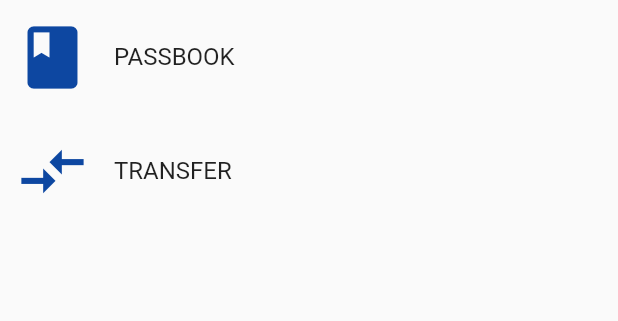
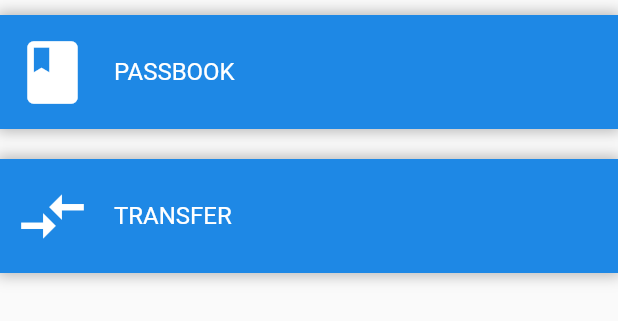
Before and after one commit to raveesh-me/HeriBank-Flutter, a Flutter app: the SelectionsColumn widget shown alone on an empty page, opened directly, on a phone screen of 412 x 824 dp. Shown: the top 321 px of the screen. Run offline on Flutter 3.47's test engine with Material 2 defaults, Android fonts, the phone set to English and light mode, and no system bars; our stand-ins replace firebase_auth, google_sign_in; accounts and stored records are empty.

```diff
--- a/lib/main.dart
+++ b/lib/main.dart
@@ -41,7 +41,9 @@ class _MyAppState extends State<MyApp> {
   @override
   Widget build(BuildContext context) {
     return MaterialApp(
-      theme: ThemeData.light().copyWith(),
+      theme: ThemeData.light().copyWith(
+        primaryColor: Colors.blue[600],
+      ),
       home: StreamBuilder<FirebaseUser>(
         stream: _auth.onAuthStateChanged,
         builder: (context, snapshot) {
--- a/lib/src/widgets/selections_column.dart
+++ b/lib/src/widgets/selections_column.dart
@@ -1,6 +1,6 @@
 import 'package:flutter/material.dart';
 
-var iconColor = Colors.blue[900];
+var iconColor = Colors.white;
 
 class SelectionsColumn extends StatelessWidget {
   final TabController controller;
@@ -9,12 +9,20 @@ class SelectionsColumn extends StatelessWidget {
 
   @override
   Widget build(BuildContext context) {
-    ListTile generateListTile(
-      IconData icon,
-      String label,
-      int pageNumber,
-    ) {
-      return ListTile(
+    Widget generateListTile(IconData icon, String label, int pageNumber) {
+      return Container(
+        decoration: BoxDecoration(
+          color: Colors.blue[600],
+          boxShadow: [
+            BoxShadow(
+              color: Colors.black26,
+              blurRadius: 7,
+              spreadRadius: 2,
+            ),
+          ],
+        ),
+        margin: EdgeInsets.symmetric(vertical: 10),
+        child: ListTile(
           contentPadding:
               EdgeInsets.symmetric(vertical: 10.0).copyWith(left: 10.0),
           leading: Icon(
@@ -22,7 +30,12 @@ class SelectionsColumn extends StatelessWidget {
             size: 50.0,
             color: iconColor,
           ),
-        title: Text(label),
+          title: Text(
+            label,
+            style: TextStyle(
+              color: Colors.white,
+            ),
+          ),
           onTap: () {
             controller.animateTo(
               pageNumber,
@@ -30,6 +43,7 @@ class SelectionsColumn extends StatelessWidget {
             );
             Navigator.pop(context, label);
           },
+        ),
       );
     }
 
```
Also changed, not shown: lib/src/widgets/app_drawer.dart (added, +51 -0 lines), lib/src/widgets/home_screen.dart (+17 -17 lines), lib/src/widgets/support_box.dart (added, +56 -0 lines), lib/src/widgets/user_column.dart (deleted, +0 -22 lines), lib/src/widgets/user_details_conatiner.dart (added, +57 -0 lines). Lines whose indentation alone changed are shown as unchanged.
